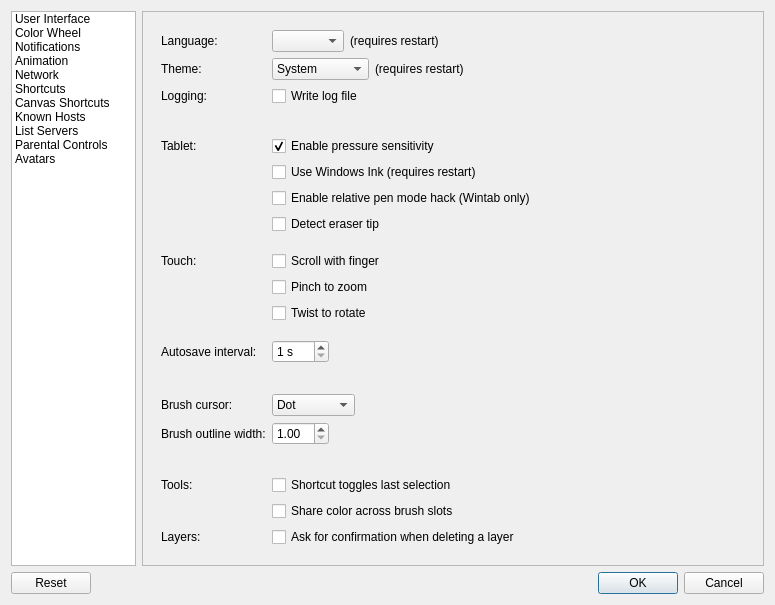
The window that src/desktop/ui/settings.ui (drawpile/Drawpile) describes before a commit, drawn with Qt 5.
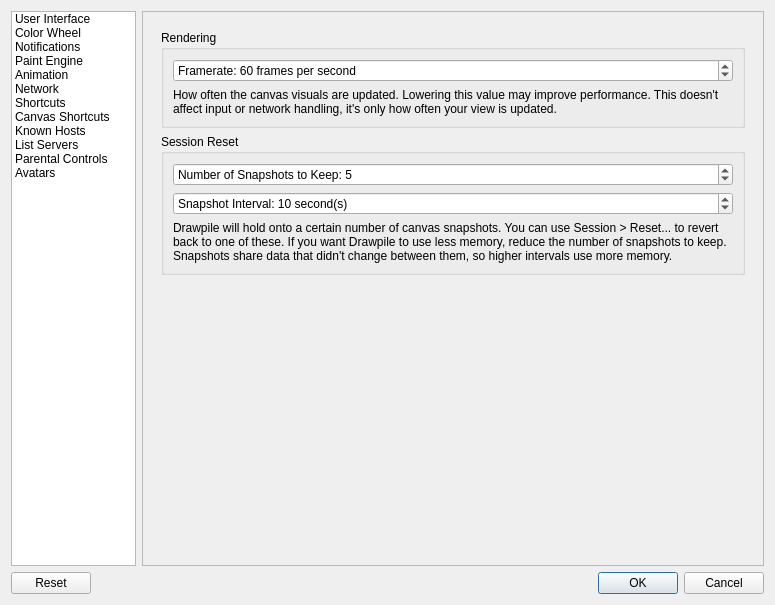
The same window after the commit. The open tabs and pages were chosen to show the change. Icons and pictures are not drawn. Custom widgets are drawn as their Qt base class.

Commit message: Allow configuring FPS and reset snapshots

Patch:
```diff
--- a/src/desktop/ui/settings.ui
+++ b/src/desktop/ui/settings.ui
@@ -33,6 +33,11 @@
          <string>Notifications</string>
         </property>
        </item>
+       <item>
+        <property name="text">
+         <string>Paint Engine</string>
+        </property>
+       </item>
        <item>
         <property name="text">
          <string>Animation</string>
@@ -577,6 +582,112 @@
             </item>
            </layout>
           </widget>
+          <widget class="QWidget" name="paintEnginePage">
+           <layout class="QVBoxLayout" name="verticalLayout_7">
+            <item>
+             <widget class="QGroupBox" name="paintEngineRenderingGroup">
+              <property name="title">
+               <string>Rendering</string>
+              </property>
+              <layout class="QVBoxLayout" name="paintEngineRenderingGroupLayout">
+               <item>
+                <widget class="KisSliderSpinBox" name="fpsSpinner">
+                 <property name="suffix">
+                  <string> frames per second</string>
+                 </property>
+                 <property name="prefix">
+                  <string>Framerate: </string>
+                 </property>
+                 <property name="minimum">
+                  <number>10</number>
+                 </property>
+                 <property name="maximum">
+                  <number>120</number>
+                 </property>
+                 <property name="value">
+                  <number>60</number>
+                 </property>
+                </widget>
+               </item>
+               <item>
+                <widget class="QLabel" name="fpsLabel">
+                 <property name="text">
+                  <string>How often the canvas visuals are updated. Lowering this value may improve performance. This doesn't affect input or network handling, it's only how often your view is updated.</string>
+                 </property>
+                 <property name="wordWrap">
+                  <bool>true</bool>
+                 </property>
+                </widget>
+               </item>
+              </layout>
+             </widget>
+            </item>
+            <item>
+             <widget class="QGroupBox" name="paintEngineSnapshotsGroup">
+              <property name="title">
+               <string>Session Reset</string>
+              </property>
+              <layout class="QVBoxLayout" name="paintEngineSnapshotsLayout">
+               <item>
+                <widget class="KisSliderSpinBox" name="snapshotCountSpinner">
+                 <property name="prefix">
+                  <string>Number of Snapshots to Keep: </string>
+                 </property>
+                 <property name="value">
+                  <number>5</number>
+                 </property>
+                </widget>
+               </item>
+               <item>
+                <widget class="KisSliderSpinBox" name="snapshotIntervalSpinner">
+                 <property name="suffix">
+                  <string> second(s)</string>
+                 </property>
+                 <property name="prefix">
+                  <string>Snapshot Interval: </string>
+                 </property>
+                 <property name="minimum">
+                  <number>1</number>
+                 </property>
+                 <property name="maximum">
+                  <number>600</number>
+                 </property>
+                 <property name="value">
+                  <number>10</number>
+                 </property>
+                </widget>
+               </item>
+               <item>
+                <widget class="QLabel" name="snapshotsLabel">
+                 <property name="text">
+                  <string>Drawpile will hold onto a certain number of canvas snapshots. You can use Session &gt; Reset... to revert back to one of these. If you want Drawpile to use less memory, reduce the number of snapshots to keep. Snapshots share data that didn't change between them, so higher intervals use more memory.</string>
+                 </property>
+                 <property name="alignment">
+                  <set>Qt::AlignLeading|Qt::AlignLeft|Qt::AlignTop</set>
+                 </property>
+                 <property name="wordWrap">
+                  <bool>true</bool>
+                 </property>
+                </widget>
+               </item>
+              </layout>
+             </widget>
+            </item>
+            <item>
+             <spacer name="paintEngineSpacer">
+              <property name="orientation">
+               <enum>Qt::Vertical</enum>
+              </property>
+              <property name="sizeHint" stdset="0">
+               <size>
+                <width>20</width>
+                <height>0</height>
+               </size>
+              </property>
+             </spacer>
+            </item>
+           </layout>
+          </widget>
           <widget class="QWidget" name="stackedWidgetPage2">
            <layout class="QFormLayout" name="formLayout_3">
             <item row="1" column="0">
```
The commit also changes 10 other files.
